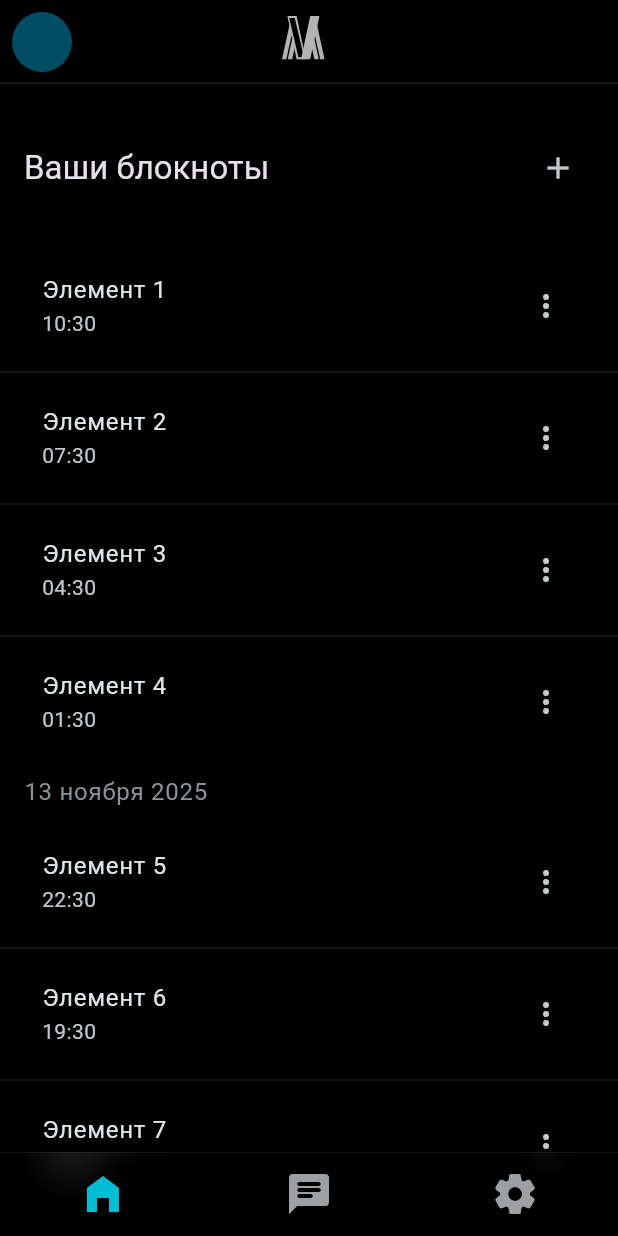
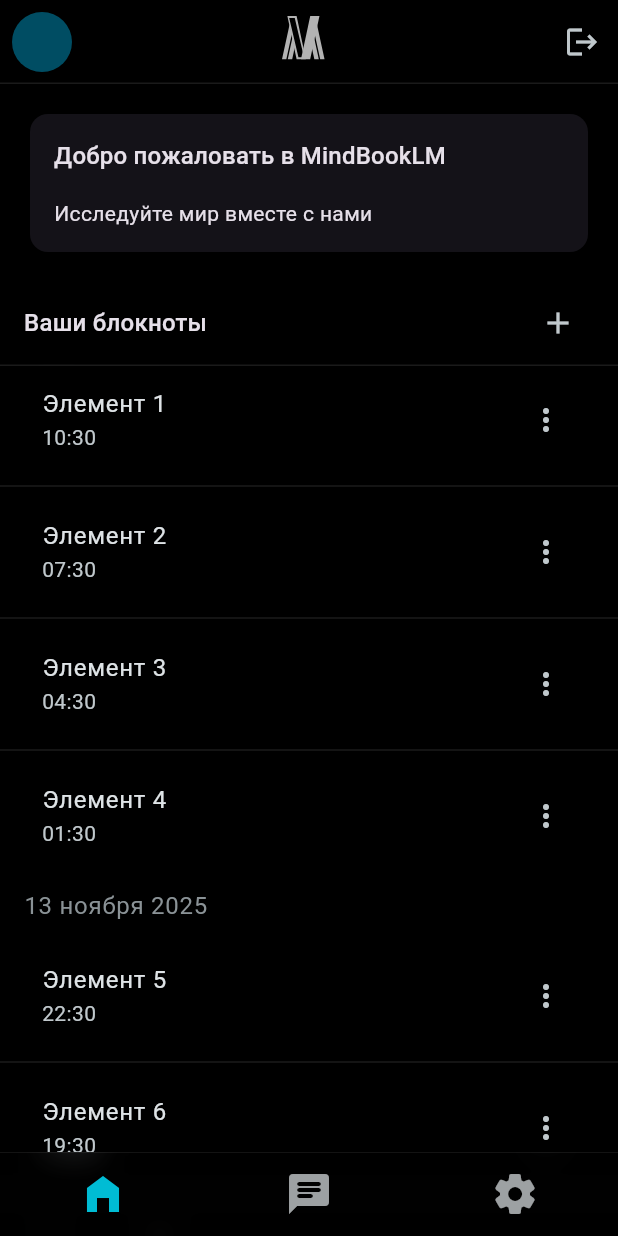
Before and after one commit to rozoomcool/sihkaro, a Flutter app: the RootScreen screen opened by its route, on a phone screen of 412 x 824 dp. Run offline on Flutter 3.47's test engine with Material 3 defaults, Android fonts, the light colour scheme and no system bars; our stand-ins replace auto_route, flutter_hooks, flutter_riverpod, flutter_svg, hooks_riverpod, riverpod_annotation and 1 more; accounts and stored records are empty; generated files the repository leaves out were written again.

Commit message:
modify design

```diff
--- a/lib/presentation/features/home/home.dart
+++ b/lib/presentation/features/home/home.dart
@@ -18,7 +18,7 @@
     final items = List.generate(
       20,
       (i) => now.subtract(Duration(hours: i * 3)),
-    ); // имитация разных дат
+    );
 
     final dateFormatter = DateFormat('d MMMM yyyy', 'ru');
 
@@ -27,16 +27,8 @@
 
     return CustomScrollView(
       slivers: [
-        //  AppBar(
-
-        //       actions: [IconButton(onPressed: () {}, icon: Icon(Icons.logout))],
-
-        //     )
         SliverAppBar(
-          // pinned: true,
-          floating: true,
-          // snap: true,
-          // stretch: true,
+          pinned: true,
           backgroundColor: Colors.transparent,
           elevation: null,
           flexibleSpace: GlossyCard(
@@ -51,17 +43,46 @@
             padding: const EdgeInsets.all(8.0),
             child: CircleAvatar(),
           ),
+          actions: [IconButton(onPressed: () {}, icon: Icon(Icons.logout))],
           title: SvgPicture.asset(
             "assets/white1.svg",
             colorFilter: ColorFilter.mode(Colors.white70, BlendMode.srcIn),
             width: 36,
           ),
         ),
+        SliverToBoxAdapter(
+          child: Padding(
+            padding: const EdgeInsets.symmetric(horizontal: 16.0, vertical: 16),
+            child: Card(
+              color: Theme.of(context).cardColor.withAlpha(255),
+              child: Padding(
+                padding: const EdgeInsets.all(16.0),
+                child: Column(
+                  crossAxisAlignment: CrossAxisAlignment.start,
+                  spacing: 16,
+                  children: [
+                    Text(
+                      "Добро пожаловать в MindBookLM",
+                      style: Theme.of(context).textTheme.titleMedium,
+                    ),
+                    Text("Исследуйте мир вместе с нами"),
+                  ],
+                ),
+              ),
+            ),
+          ),
+        ),
         SliverPersistentHeader(
-          floating: true,
+          pinned: true,
           delegate: SliverAppBarDelegate(
             minHeight: 56,
-            maxHeight: 56 + kToolbarHeight,
+            maxHeight: 56,
+            child: GlossyCard(
+              borderRadius: BorderRadius.circular(0),
+              padding: EdgeInsets.all(0),
+              border: BoxBorder.fromLTRB(
+                bottom: BorderSide(width: 1, color: Colors.white10),
+              ),
               child: Padding(
                 padding: const EdgeInsets.symmetric(
                   horizontal: 16.0,
@@ -73,7 +94,7 @@
                   children: [
                     Text(
                       "Ваши блокноты",
-                    style: Theme.of(context).textTheme.titleLarge,
+                      style: Theme.of(context).textTheme.titleMedium,
                     ),
                     IconButton(onPressed: () {}, icon: Icon(Icons.add)),
                   ],
@@ -81,22 +102,7 @@
               ),
             ),
           ),
-        // SliverToBoxAdapter(
-        //   child: Padding(
-        //     padding: const EdgeInsets.symmetric(horizontal: 16.0, vertical: 4),
-        //     child: Row(
-        //       mainAxisAlignment: MainAxisAlignment.spaceBetween,
-        //       crossAxisAlignment: CrossAxisAlignment.start,
-        //       children: [
-        //         Text(
-        //           "Ваши блокноты",
-        //           style: Theme.of(context).textTheme.titleLarge,
-        //         ),
-        //         IconButton(onPressed: () {}, icon: Icon(Icons.add)),
-        //       ],
-        //     ),
-        //   ),
-        // ),
+        ),
         SliverList.separated(
           itemCount: items.length,
           separatorBuilder: (context, index) {
@@ -135,13 +141,6 @@
                 padding: const EdgeInsets.only(left: 12.0),
                 child: Text(DateFormat.Hm().format(items[i])),
               ),
-
-              // tileColor: Colors.white,
-              // tileColor: color.withAlpha(10),
-              // selectedTileColor: color.withAlpha(20),
-              // shape: RoundedRectangleBorder(
-              //   borderRadius: BorderRadius.circular(16),
-              // ),
               trailing: IconButton(
                 onPressed: () {},
                 icon: const Icon(Icons.more_vert),
```
Lines whose indentation alone changed are shown as unchanged.
